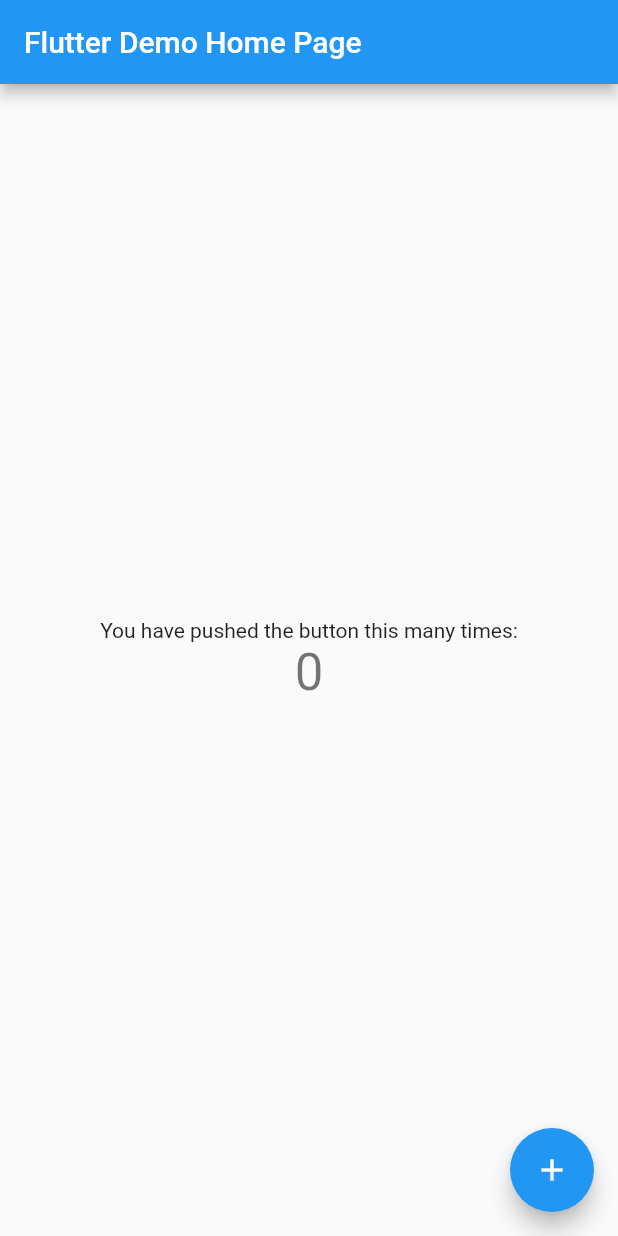
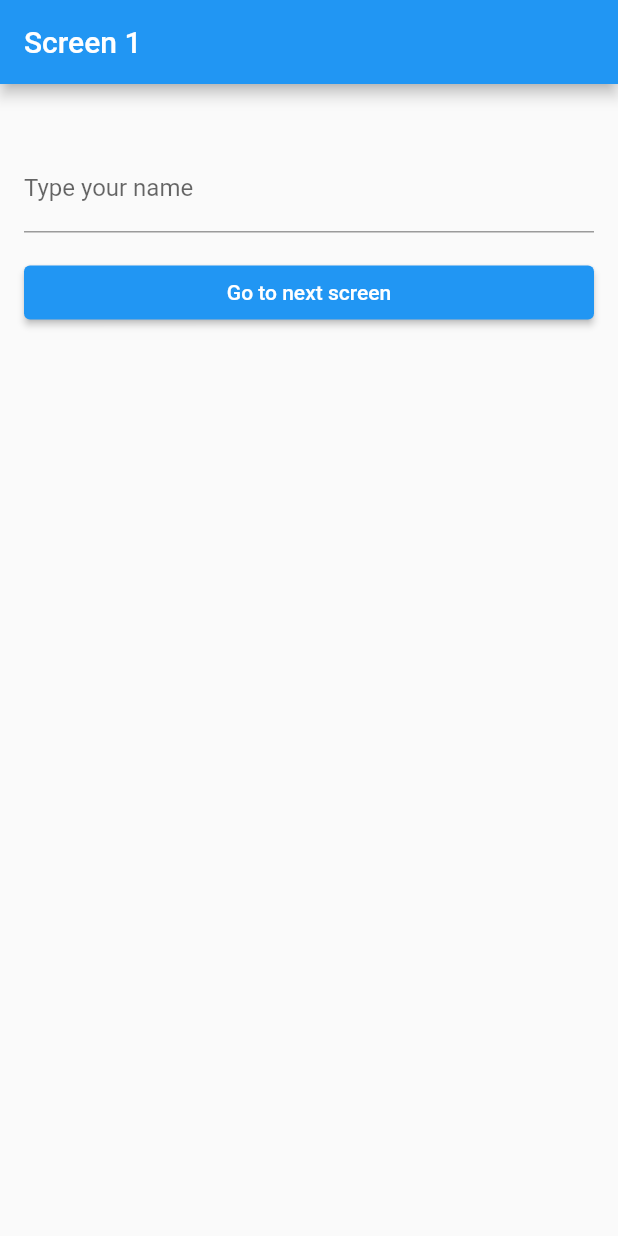
Before and after one commit to ilhamchp/flutter-chapter, a Flutter app: the screen it shows after launch, on a phone screen of 412 x 824 dp. Run offline on Flutter 3.47's test engine with Material 2 defaults, Android fonts, the phone set to English and light mode, and no system bars.

Commit message:
feat: simple navigation

```diff
--- a/lib/main.dart
+++ b/lib/main.dart
@@ -1,5 +1,5 @@
 import 'package:flutter/material.dart';
-import 'package:flutter_chapter/screen/home.dart';
+import 'package:flutter_chapter/screen/screena.dart';
 
 void main() {
   runApp(const MyApp());
@@ -11,11 +11,11 @@
   @override
   Widget build(BuildContext context) {
     return MaterialApp(
-      title: 'Flutter Demo',
+      title: 'Flutter Chapter',
       theme: ThemeData(
         primarySwatch: Colors.blue,
       ),
-      home: const HomeScreen(title: 'Flutter Demo Home Page'),
+      home: const ScreenA(),
     );
   }
 }
--- a/lib/screen/home.dart
+++ /dev/null
@@ -1,50 +0,0 @@
-import 'package:flutter/material.dart';
-
-class HomeScreen extends StatefulWidget {
-  final String title;
-
-  const HomeScreen({
-    Key? key,
-    required this.title,
-  }) : super(key: key);
-
-  @override
-  State<HomeScreen> createState() => _HomeScreenState();
-}
-
-class _HomeScreenState extends State<HomeScreen> {
-  int _counter = 0;
-  @override
-  Widget build(BuildContext context) {
-    return Scaffold(
-      appBar: AppBar(
-        title: Text(widget.title),
-      ),
-      body: Center(
-        child: Column(
-          mainAxisAlignment: MainAxisAlignment.center,
-          children: <Widget>[
-            const Text(
-              'You have pushed the button this many times:',
-            ),
-            Text(
-              '$_counter',
-              style: Theme.of(context).textTheme.headline4,
-            ),
-          ],
-        ),
-      ),
-      floatingActionButton: FloatingActionButton(
-        onPressed: _incrementCounter,
-        tooltip: 'Increment',
-        child: const Icon(Icons.add),
-      ),
-    );
-  }
-
-  void _incrementCounter() {
-    setState(() {
-      _counter++;
-    });
-  }
-}
--- /dev/null
+++ b/lib/screen/screena.dart
@@ -0,0 +1,66 @@
+import 'package:flutter/material.dart';
+import 'package:flutter_chapter/screen/screenb.dart';
+
+class ScreenA extends StatefulWidget {
+  const ScreenA({Key? key}) : super(key: key);
+
+  @override
+  State<ScreenA> createState() => _ScreenAState();
+}
+
+class _ScreenAState extends State<ScreenA> {
+  String _name = '';
+
+  int? _result;
+
+  @override
+  Widget build(BuildContext context) {
+    return Scaffold(
+      appBar: AppBar(
+        title: const Text('Screen 1'),
+      ),
+      body: Padding(
+        padding: const EdgeInsets.all(16),
+        child: ListView(
+          children: [
+            const SizedBox(height: 24),
+            TextField(
+              decoration: const InputDecoration(
+                labelText: 'Type your name',
+              ),
+              keyboardType: TextInputType.name,
+              onChanged: _setName,
+            ),
+            const SizedBox(height: 16),
+            ElevatedButton(
+              onPressed: () => _openScreenB(context),
+              child: const Text('Go to next screen'),
+            ),
+
+            // Result from Screen B will be shown here
+            if (_result != null) ...[
+              const SizedBox(height: 40),
+              Text('The result is $_result'),
+            ]
+          ],
+        ),
+      ),
+    );
+  }
+
+  void _setName(String text) {
+    _name = text;
+  }
+
+  Future<void> _openScreenB(BuildContext context) async {
+    var route = MaterialPageRoute(
+      builder: (context) => ScreenB(name: _name),
+    );
+    var result = await Navigator.push(context, route);
+    if (result != null) {
+      setState(() {
+        _result = result;
+      });
+    }
+  }
+}
```
Also changed, not shown: lib/screen/screenb.dart (added, +39 -0 lines).
